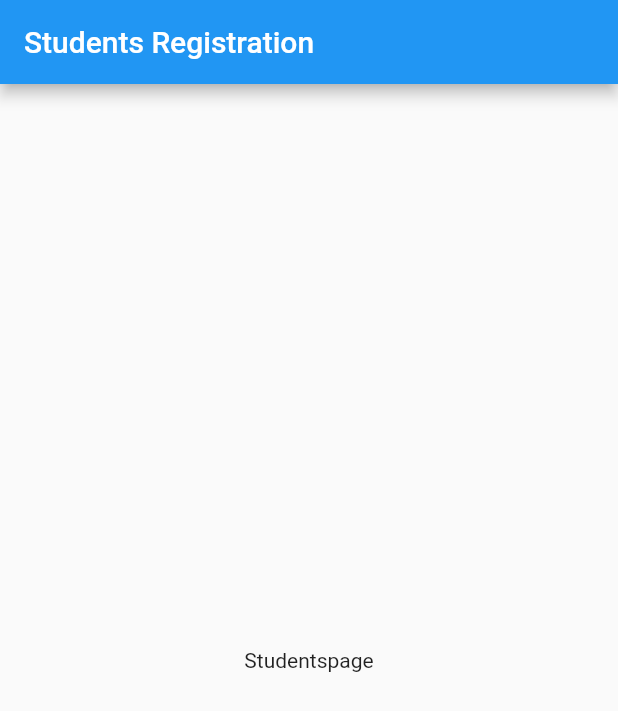
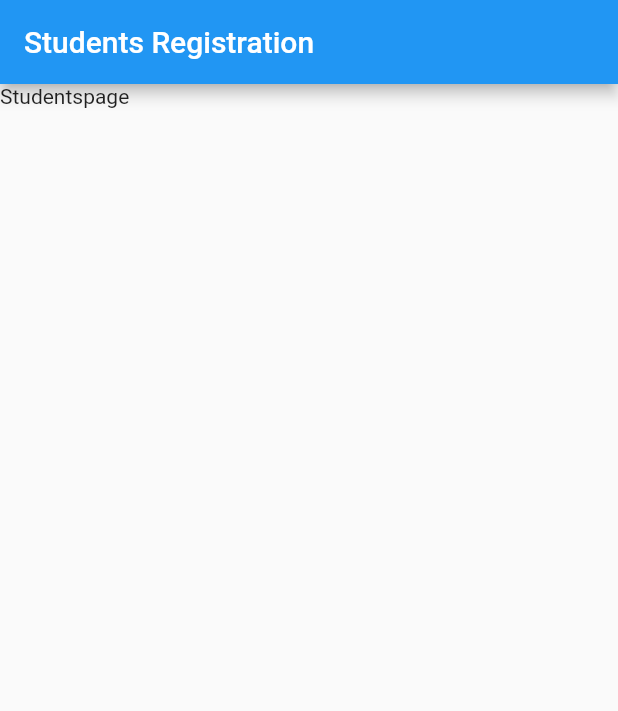
Before and after one commit to abdullahabdulrehman1/Student_Registration_Flutter_App, a Flutter app: the screen it shows after launch, on a phone screen of 412 x 824 dp. Shown: the top 711 px of the screen. Run offline on Flutter 3.47's test engine with Material 2 defaults, Android fonts, the phone set to English and light mode, and no system bars.

```diff
--- a/lib/pages/students_page.dart
+++ b/lib/pages/students_page.dart
@@ -14,7 +14,7 @@ class _StudentsPageState extends State<StudentsPage> {
   Widget build(BuildContext context) {
     return Scaffold(
       appBar: AppBar(title: Text("Students Registration"), ),
-      body: SafeArea(child: Center(child: Text("Studentspage"),)),
+      body: SafeArea(child: Column(children: [Text("Studentspage"),])),
     );
   }
 }
```
Also changed, not shown: lib/main.dart (line endings or trailing spaces).
